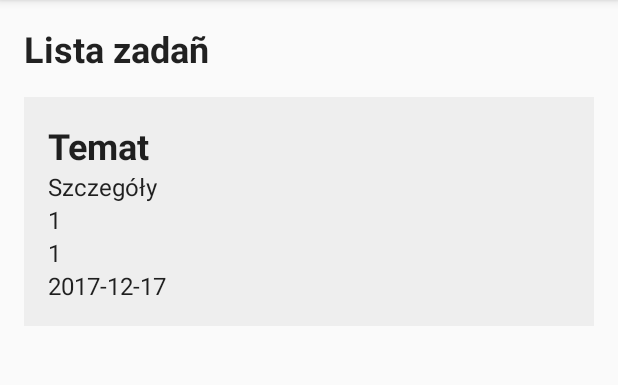
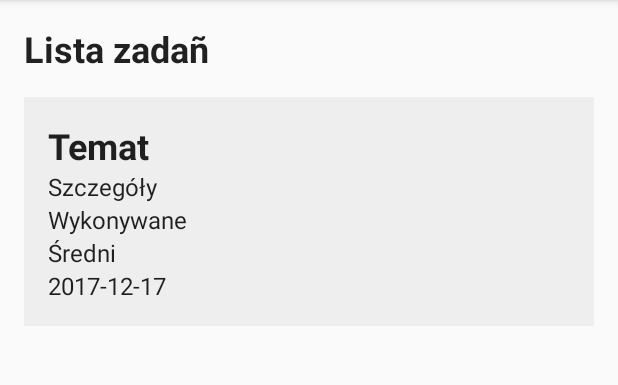
Before and after one commit to uninetix/AndroidFirstApp, an Android app: the screen it shows after launch (MainActivity), on a phone screen of 412 x 824 dp, the part 84-469 px from its top. Run offline under Robolectric (Android 15) with nearby library versions, the phone set to English and light mode, and no system bars; our stand-ins replace Room's generated code.

Commit message:
Status i priorytet jako string a nie int

```diff
--- a/app/src/main/java/pl/ciszemar/androidfirstapp/MainActivity.java
+++ b/app/src/main/java/pl/ciszemar/androidfirstapp/MainActivity.java
@@ -60,7 +60,7 @@ public class MainActivity extends AppCompatActivity {
             e.printStackTrace();
         }
 
-        adapter = new TaskAdapter();
+        adapter = new TaskAdapter(this);
         adapter.setData(tasks);
         RecyclerView recycler = findViewById(R.id.list);
         recycler.setAdapter(adapter);
--- a/app/src/main/java/pl/ciszemar/androidfirstapp/NewTaskActivity.java
+++ b/app/src/main/java/pl/ciszemar/androidfirstapp/NewTaskActivity.java
@@ -1,11 +1,9 @@
 package pl.ciszemar.androidfirstapp;
 
-import android.content.Intent;
 import android.os.AsyncTask;
 import android.os.Bundle;
 import android.support.v7.app.AppCompatActivity;
 import android.support.v7.widget.Toolbar;
-import android.util.Log;
 import android.view.MenuItem;
 import android.view.View;
 import android.widget.AdapterView;
--- a/app/src/main/java/pl/ciszemar/androidfirstapp/ui/TaskAdapter.java
+++ b/app/src/main/java/pl/ciszemar/androidfirstapp/ui/TaskAdapter.java
@@ -1,5 +1,6 @@
 package pl.ciszemar.androidfirstapp.ui;
 
+import android.content.Context;
 import android.support.v7.widget.RecyclerView;
 import android.view.LayoutInflater;
 import android.view.View;
@@ -18,8 +19,13 @@ import pl.ciszemar.androidfirstapp.entity.Task;
 public class TaskAdapter extends RecyclerView.Adapter<TaskViewHolder>{
 
     List<Task> data = Collections.emptyList();
+    private Context context;
 
     public TaskAdapter() {
+    }
+
+    public TaskAdapter(Context context) {
+        this.context = context;
     }
 
     public void setData(List<Task> data) {
@@ -35,7 +41,7 @@ public class TaskAdapter extends RecyclerView.Adapter<TaskViewHolder>{
                 viewGroup,
                 false
         );
-        return new TaskViewHolder(view);
+        return new TaskViewHolder(view, context);
     }
 
     @Override
--- a/app/src/main/java/pl/ciszemar/androidfirstapp/ui/TaskViewHolder.java
+++ b/app/src/main/java/pl/ciszemar/androidfirstapp/ui/TaskViewHolder.java
@@ -1,9 +1,14 @@
 package pl.ciszemar.androidfirstapp.ui;
 
+import android.content.Context;
+import android.content.res.Resources;
 import android.support.v7.widget.RecyclerView;
 import android.view.View;
+import android.widget.ArrayAdapter;
 import android.widget.TextView;
 
+import pl.ciszemar.androidfirstapp.App;
+import pl.ciszemar.androidfirstapp.MainActivity;
 import pl.ciszemar.androidfirstapp.R;
 import pl.ciszemar.androidfirstapp.entity.Task;
 
@@ -21,9 +26,12 @@ class TaskViewHolder extends RecyclerView.ViewHolder {
     private TextView statusId;
     private TextView remaindDate;
 
+    private Context context;
+    private ArrayAdapter statusAdapter;
 
-    public TaskViewHolder(View itemTask) {
+    public TaskViewHolder(View itemTask, Context context) {
         super(itemTask);
+        this.context = context;
         theme = itemTask.findViewById(R.id.theme);
         details = itemTask.findViewById(R.id.details);
         priorityId = itemTask.findViewById(R.id.statusId);
@@ -33,11 +41,12 @@ class TaskViewHolder extends RecyclerView.ViewHolder {
 
     public void setTask(Task task) {
         this.task = task;
-
+        String[] statusList = context.getResources().getStringArray(R.array.status);
+        String[] priorityList = context.getResources().getStringArray(R.array.priority);
         theme.setText(task.getTheme());
         details.setText(task.getDetails());
-        priorityId.setText(String.valueOf(task.getPriorityId()));
-        statusId.setText(String.valueOf(task.getStatusId()));
+        priorityId.setText(priorityList[task.getPriorityId()]);
+        statusId.setText(statusList[task.getStatusId()]);
         remaindDate.setText(task.getRemaindDate());
     }
 
```
